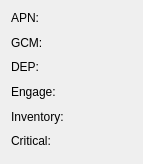
First picture: the form in FWAdminLib/WinAdminServerStatusWidget.ui, repository fw-dev/translations, before the edit.
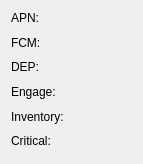
Second picture: the form after the edit. Custom widgets are drawn as their Qt base class.

Patch:
```diff
--- a/FWAdminLib/WinAdminServerStatusWidget.ui
+++ b/FWAdminLib/WinAdminServerStatusWidget.ui
@@ -75,7 +75,7 @@
         <string notr="true"/>
        </property>
        <property name="text">
-        <string>GCM:</string>
+        <string>FCM:</string>
        </property>
        <property name="alignment">
         <set>Qt::AlignLeading|Qt::AlignLeft|Qt::AlignTop</set>
```
Left out of the diff: 6 changed lines with no effect on the pictures.
